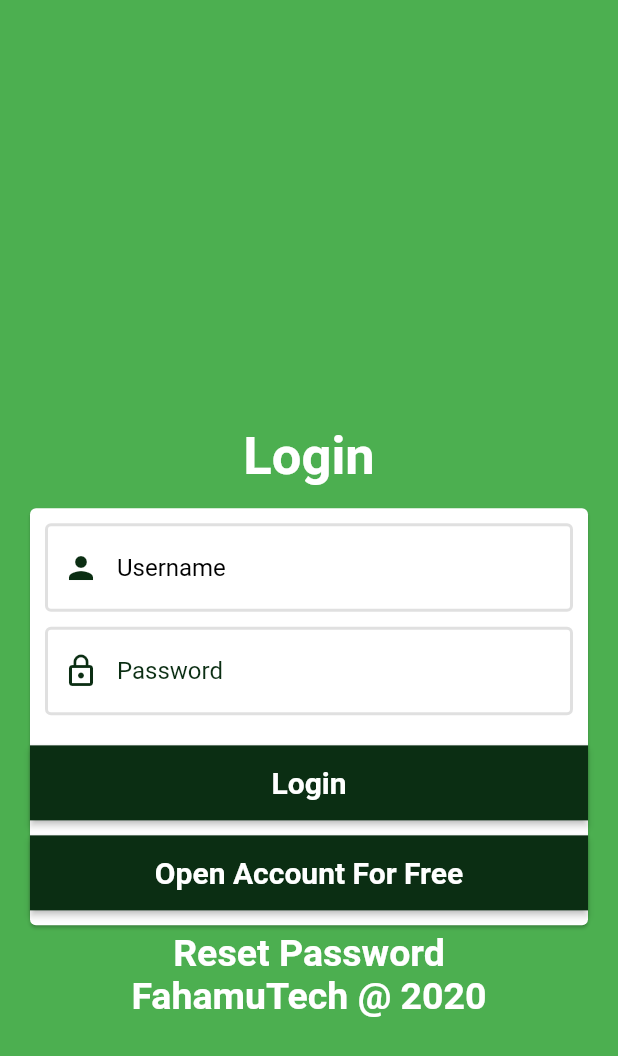
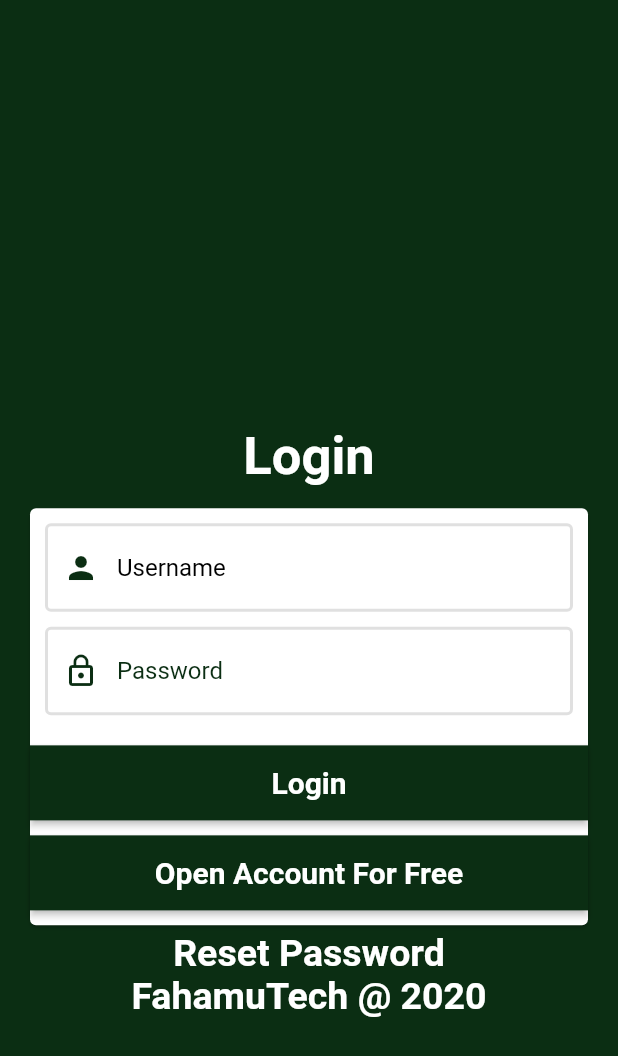
Before and after one commit to NEDA-LABS/Data-Fisha, a Flutter app: the LoginPage screen opened directly, on a phone screen of 412 x 824 dp. Shown: the top 1056 px of the screen. Run offline on Flutter 3.47's test engine with Material 2 defaults, Android fonts, the phone set to English and light mode, and no system bars; our stand-ins replace charts_flutter, email_validator.

Commit message:
loginPage with theme colour

```diff
--- a/lib/modules/login/loginPage.dart
+++ b/lib/modules/login/loginPage.dart
@@ -29,7 +29,7 @@ class _LoginPageState extends State<LoginPage> {
           Container(
             height: MediaQuery.of(context).size.height,
             width: MediaQuery.of(context).size.width,
-            color: Config.primaryColor,
+            color: Theme.of(context).primaryColor,
           ),
           Container(
             alignment: Alignment.center,
```
Also changed, not shown: lib/main.dart (+10 -11 lines), pubspec.lock.
